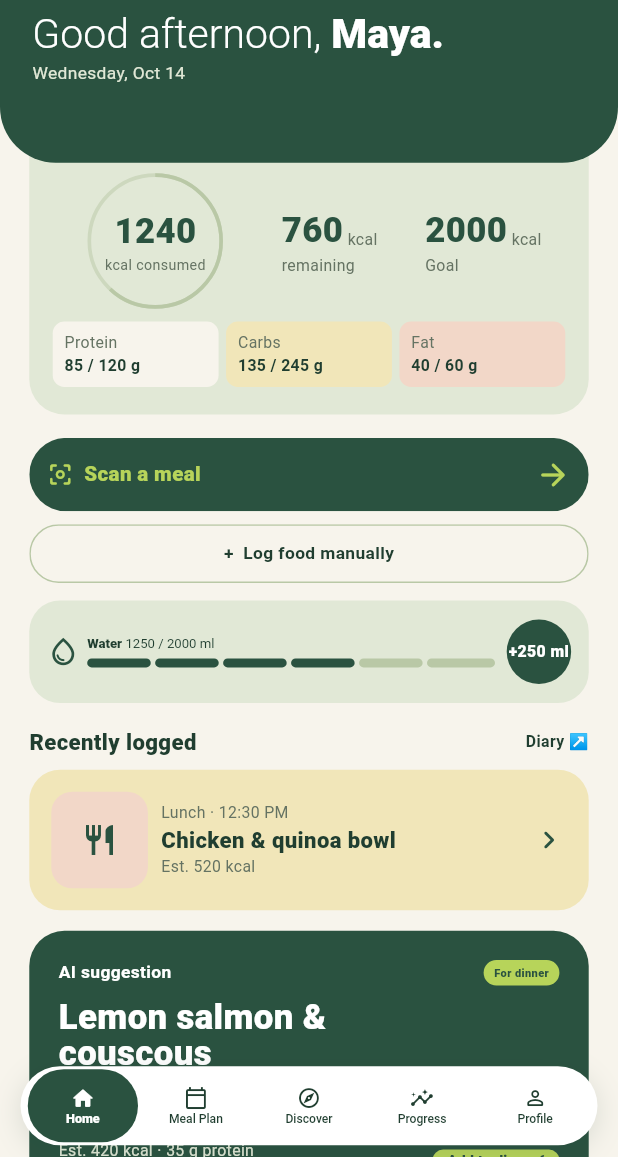
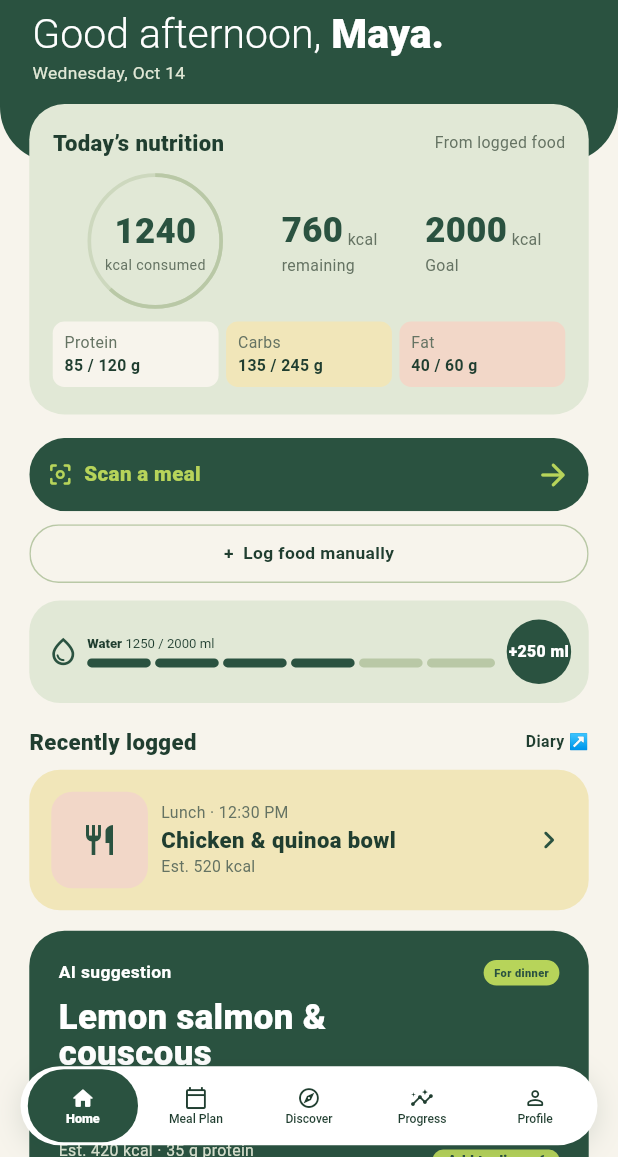
Before and after one commit to Elboraeyy/NutriVision-Capstone-Project, a Flutter app: the HomeScreen screen opened by its route, on a phone screen of 412 x 824 dp, the part 79-1236 px from its top. Run offline on Flutter 3.47's test engine with Material 3 defaults, Android fonts, the light colour scheme and no system bars; our stand-ins replace flutter_bloc, flutter_svg, go_router; accounts and stored records are empty.

Commit message:
fix: keep home nutrition card above header

```diff
--- a/lib/core/widgets/app_overlay_scaffold.dart
+++ b/lib/core/widgets/app_overlay_scaffold.dart
@@ -10,10 +10,12 @@ class AppOverlayScaffold extends StatelessWidget {
     super.key,
     required this.header,
     required this.body,
+    this.foreground,
   });
 
   final Widget header;
   final Widget body;
+  final Widget? foreground;
 
   static double contentTop(BuildContext context, double headerHeight) {
     return MediaQuery.paddingOf(context).top +
@@ -32,6 +34,7 @@ class AppOverlayScaffold extends StatelessWidget {
           children: [
             Positioned.fill(child: body),
             Positioned(top: 0, left: 0, right: 0, child: header),
+            ...?(foreground == null ? null : <Widget>[foreground!]),
           ],
         ),
       ),
--- a/lib/features/home/presentation/screens/home_screen.dart
+++ b/lib/features/home/presentation/screens/home_screen.dart
@@ -59,6 +59,17 @@ class HomeScreen extends StatelessWidget {
                   }
                 },
               ),
+              foreground: Positioned(
+                top:
+                    AppOverlayScaffold.contentTop(context, 165) -
+                    AppResponsive.value(context, 40),
+                left: AppResponsive.value(context, 20),
+                right: AppResponsive.value(context, 20),
+                child: SizedBox(
+                  height: AppResponsive.value(context, 212),
+                  child: _NutritionCard(summary: dashboard.nutrition),
+                ),
+              ),
             ),
           ),
         );
--- a/lib/features/home/presentation/widgets/home_widgets.dart
+++ b/lib/features/home/presentation/widgets/home_widgets.dart
@@ -26,15 +26,6 @@ class _HomeBody extends StatelessWidget {
             dashboard: dashboard,
             onScanMeal: onScanMeal,
             topPadding: headerHeight + nutritionHeight - overlap,
-          ),
-        ),
-        Positioned(
-          top: headerHeight - overlap,
-          left: AppResponsive.value(context, 20),
-          right: AppResponsive.value(context, 20),
-          child: SizedBox(
-            height: nutritionHeight,
-            child: _NutritionCard(summary: dashboard.nutrition),
           ),
         ),
         Positioned(
```
